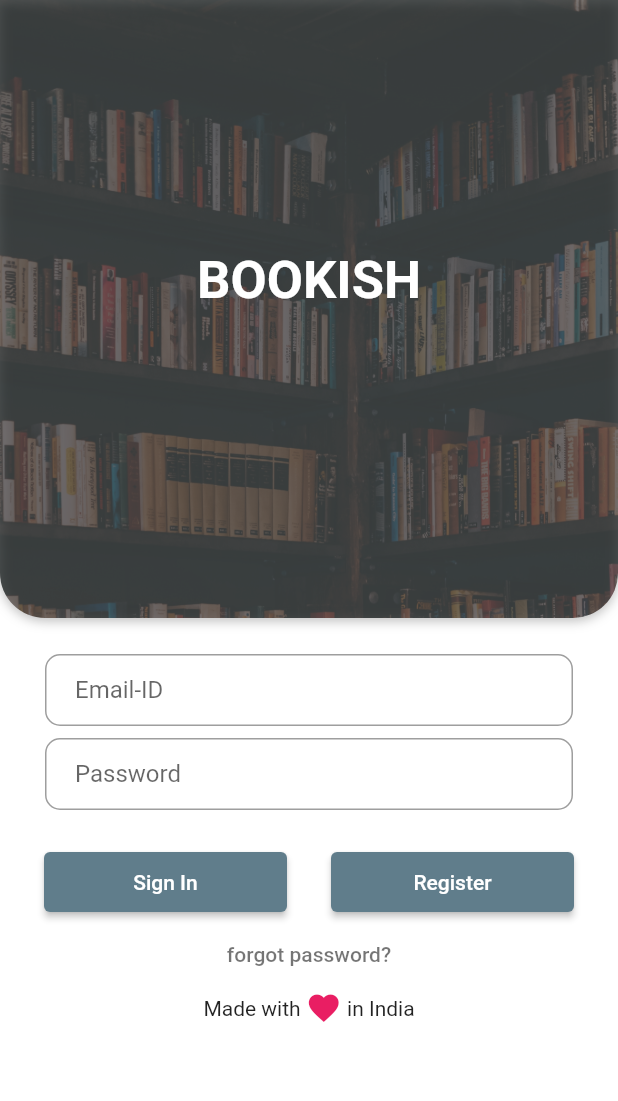
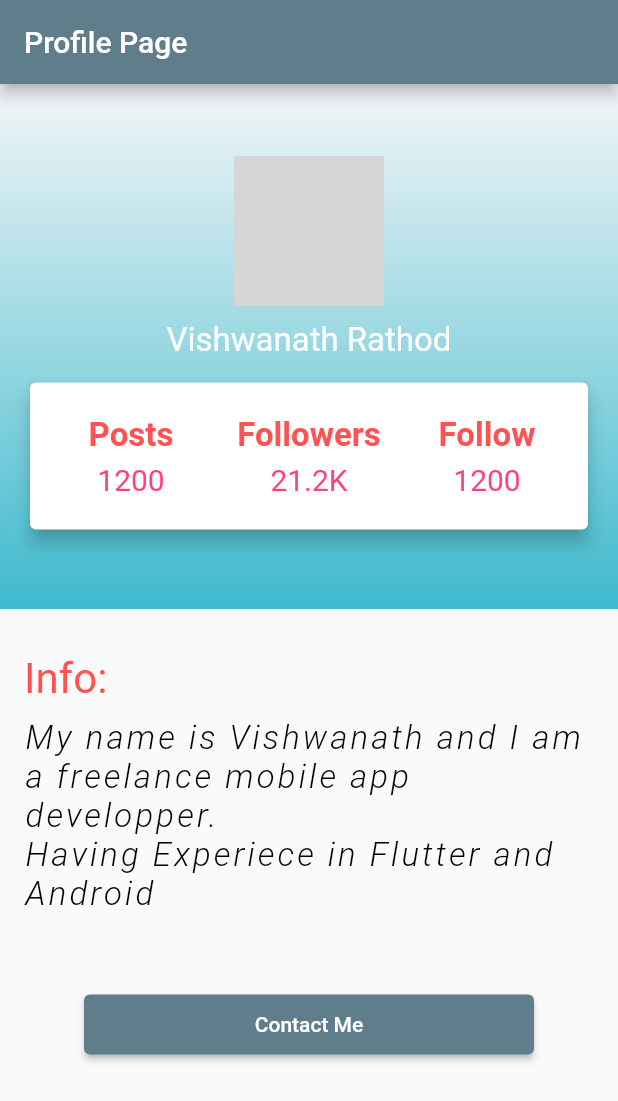
Before and after one commit to rkgoudra/Bookish_2.0_Frontend, a Flutter app: the screen it shows after launch, after a tap on "forgot password?", on a phone screen of 412 x 824 dp. Shown: the top 1101 px of the screen. Run offline on Flutter 3.47's test engine with Material 2 defaults, Android fonts, the phone set to English and light mode, and no system bars; network calls fail; Roboto replaces fonts that are missing (Rubik); grey boxes are pictures that could not be loaded.

Commit message:
added snackbar and profile page

```diff
--- a/bookish/lib/login_page.dart
+++ b/bookish/lib/login_page.dart
@@ -1,3 +1,4 @@
+import 'package:bookish/profile.dart';
 import 'package:bookish/register.dart';
 import 'package:bookish/services/loginService.dart';
 // import 'package:bookish/user_page.dart' show UserPage;
@@ -18,6 +19,7 @@ class _LoginPageState extends State<LoginPage> {
   final _password = GlobalKey<FormFieldState<String>>();
   final TextEditingController _passwordController = new TextEditingController();
   final TextEditingController _emailController = new TextEditingController();
+
   @override
   Widget build(BuildContext context) {
     final imageboxed = Hero(
@@ -132,12 +134,25 @@ class _LoginPageState extends State<LoginPage> {
                   _passwordController.text.isNotEmpty) {
                 //check if form data are valid,
                 // your process task ahed if all data are valid
+
                 setState(() {
                   getUser(
                       _emailController.text, _passwordController.text, context);
 
                   // Navigator.of(context).pushNamed(UserPage.tag);
                 });
+              } else {
+                final snackBar = SnackBar(
+                  content: const Text('Please Enter User Name and Password'),
+                  backgroundColor: Colors.blueGrey,
+                  elevation: 10,
+                  behavior: SnackBarBehavior.floating,
+                  margin: EdgeInsets.all(10),
+                );
+
+                // Find the ScaffoldMessenger in the widget tree
+                // and use it to show a SnackBar.
+                ScaffoldMessenger.of(context).showSnackBar(snackBar);
               }
             },
             child: Text("Sign In"),
@@ -163,7 +178,12 @@ class _LoginPageState extends State<LoginPage> {
       ),
     );
     final forgotLabel = TextButton(
-        onPressed: () {},
+        onPressed: () {
+          Navigator.push(
+            context,
+            MaterialPageRoute(builder: (context) => ProfileApp()),
+          );
+        },
         child: Text(
           'forgot password?',
           style: TextStyle(color: Colors.black54),
--- a/bookish/lib/main.dart
+++ b/bookish/lib/main.dart
@@ -18,7 +18,7 @@ class MyApp extends StatelessWidget {
       title: 'Bookish',
       debugShowCheckedModeBanner: false,
       theme: ThemeData(
-        accentColor: Color(0xFFF3F5F7),
+        secondaryHeaderColor: Color(0xFFF3F5F7),
         primaryColor: Color(0xFF3EBACE),
       ),
       home: LoginPage(),
--- /dev/null
+++ b/bookish/lib/profile.dart
@@ -0,0 +1,190 @@
+import 'package:flutter/material.dart';
+
+class ProfileApp extends StatelessWidget {
+  @override
+  Widget build(BuildContext context) {
+    return MaterialApp(
+      debugShowCheckedModeBanner: false,
+      home: Scaffold(
+        appBar: AppBar(
+          title: Text("Profile Page"),
+          backgroundColor: Colors.blueGrey,
+        ),
+        body: Column(
+          children: [
+            Container(
+                decoration: BoxDecoration(
+                    gradient: LinearGradient(
+                        begin: Alignment.topCenter,
+                        end: Alignment.bottomCenter,
+                        colors: [Color(0xFFF3F5F7), Color(0xFF3EBACE)])),
+                child: Container(
+                  width: double.infinity,
+                  height: 350.0,
+                  child: Center(
+                    child: Column(
+                      crossAxisAlignment: CrossAxisAlignment.center,
+                      mainAxisAlignment: MainAxisAlignment.center,
+                      children: [
+                        CircleAvatar(
+                          backgroundImage: NetworkImage(
+                            "https://avatars.githubusercontent.com/u/26497364?v=4",
+                          ),
+                          radius: 50.0,
+                        ),
+                        SizedBox(
+                          height: 10.0,
+                        ),
+                        Text(
+                          "Vishwanath Rathod",
+                          style: TextStyle(
+                            fontSize: 22.0,
+                            color: Colors.white,
+                          ),
+                        ),
+                        SizedBox(
+                          height: 10.0,
+                        ),
+                        Card(
+                          margin: EdgeInsets.symmetric(
+                              horizontal: 20.0, vertical: 5.0),
+                          clipBehavior: Clip.antiAlias,
+                          color: Colors.white,
+                          elevation: 5.0,
+                          child: Padding(
+                            padding: const EdgeInsets.symmetric(
+                                horizontal: 8.0, vertical: 22.0),
+                            child: Row(
+                              children: [
+                                Expanded(
+                                  child: Column(
+                                    children: [
+                                      Text(
+                                        "Posts",
+                                        style: TextStyle(
+                                          color: Colors.redAccent,
+                                          fontSize: 22.0,
+                                          fontWeight: FontWeight.bold,
+                                        ),
+                                      ),
+                                      SizedBox(
+                                        height: 5.0,
+                                      ),
+                                      Text(
+                                        "1200",
+                                        style: TextStyle(
+                                          fontSize: 20.0,
+                                          color: Colors.pinkAccent,
+                                        ),
+                                      )
+                                    ],
+                                  ),
+                                ),
+                                Expanded(
+                                  child: Column(
+                                    children: [
+                                      Text(
+                                        "Followers",
+                                        style: TextStyle(
+                                          color: Colors.redAccent,
+                                          fontSize: 22.0,
+                                          fontWeight: FontWeight.bold,
+                                        ),
+                                      ),
+                                      SizedBox(
+                                        height: 5.0,
+                                      ),
+                                      Text(
+                                        "21.2K",
+                                        style: TextStyle(
+                                          fontSize: 20.0,
+                                          color: Colors.pinkAccent,
+                                        ),
+                                      )
+                                    ],
+                                  ),
+                                ),
+                                Expanded(
+                                  child: Column(
+                                    children: [
+                                      Text(
+                                        "Follow",
+                                        style: TextStyle(
+                                          color: Colors.redAccent,
+                                          fontSize: 22.0,
+                                          fontWeight: FontWeight.bold,
+                                        ),
+                                      ),
+                                      SizedBox(
+                                        height: 5.0,
+                                      ),
+                                      Text(
+                                        "1200",
+                                        style: TextStyle(
+                                          fontSize: 20.0,
+                                          color: Colors.pinkAccent,
+                                        ),
+                                      )
+                                    ],
+                                  ),
+                                ),
+                              ],
+                            ),
+                          ),
+                        )
+                      ],
+                    ),
+                  ),
+                )),
+            Container(
+              child: Padding(
+                padding: const EdgeInsets.symmetric(
+                    vertical: 30.0, horizontal: 16.0),
+                child: Column(
+                  mainAxisAlignment: MainAxisAlignment.center,
+                  crossAxisAlignment: CrossAxisAlignment.start,
+                  children: [
+                    Text(
+                      "Info:",
+                      style: TextStyle(
+                          color: Colors.redAccent,
+                          fontStyle: FontStyle.normal,
+                          fontSize: 28.0),
+                    ),
+                    SizedBox(
+                      height: 10.0,
+                    ),
+                    Text(
+                      'My name is Vishwanath and I am  a freelance mobile app developper.\n'
+                      'Having Experiece in Flutter and Android',
+                      style: TextStyle(
+                        fontSize: 22.0,
+                        fontStyle: FontStyle.italic,
+                        fontWeight: FontWeight.w300,
+                        color: Colors.black,
+                        letterSpacing: 2.0,
+                      ),
+                    ),
+                  ],
+                ),
+              ),
+            ),
+            SizedBox(
+              height: 20.0,
+            ),
+            Container(
+                width: 300.00,
+                child: ElevatedButton(
+                  onPressed: () {},
+                  child: Text("Contact Me"),
+                  style: ElevatedButton.styleFrom(
+                      fixedSize:
+                          Size(MediaQuery.of(context).size.width - 250.0, 40.0),
+                      primary: Colors.blueGrey),
+                )),
+          ],
+        ),
+      ),
+    );
+  }
+}
--- a/bookish/lib/register.dart
+++ b/bookish/lib/register.dart
@@ -44,6 +44,7 @@ class _RegisterPageState extends State<RegisterPage> {
       child: Scaffold(
         appBar: AppBar(
           title: Text('Register'),
+          backgroundColor: Colors.blueGrey,
         ),
         body: SingleChildScrollView(
           padding: const EdgeInsets.all(24.0),
@@ -221,7 +222,25 @@ class _RegisterPageState extends State<RegisterPage> {
                                 Expanded(
                                   child: ElevatedButton(
                                     onPressed: () {
-                                      print("Hello world");
+                                      //  print("Hello world");
+                                      _firstNameTextController.clear();
+                                      _lastNameTextController.clear();
+                                      _emailTextController.clear();
+                                      _passwordTextController.clear();
+                                      _phoneNumberTextController.clear();
+                                      final snackBar = SnackBar(
+                                        content:
+                                            const Text('All Data Cleared.'),
+                                        backgroundColor: Colors.blueGrey,
+                                        elevation: 10,
+                                        behavior: SnackBarBehavior.floating,
+                                        margin: EdgeInsets.all(10),
+                                      );
+
+                                      // Find the ScaffoldMessenger in the widget tree
+                                      // and use it to show a SnackBar.
+                                      ScaffoldMessenger.of(context)
+                                          .showSnackBar(snackBar);
                                     },
                                     child: Text(
                                       'Clear',
--- a/bookish/lib/services/registerService.dart
+++ b/bookish/lib/services/registerService.dart
@@ -5,7 +5,7 @@ import 'package:bookish/models/registerModel.dart';
 Future<RegisterModel> createUser(String firstName, String lastName,
     String email, String password, String phoneNumber) async {
   final response = await http
-      .get(Uri.parse('http://localhost:8080/bookish/login/createUser'));
+      .put(Uri.parse('http://localhost:8080/bookish/login/createUser'));
 
   if (response.statusCode == 200) {
     // If the server did return a 200 OK response,
--- a/bookish/pubspec.yaml
+++ b/bookish/pubspec.yaml
@@ -13,10 +13,12 @@ dependencies:
   http: ^0.13.3
 
 
+
   # The following adds the Cupertino Icons font to your application.
   # Use with the CupertinoIcons class for iOS style icons.
   cupertino_icons: ^1.0.2
   font_awesome_flutter: ^8.5.0
+
 
 dev_dependencies:
   flutter_test:
```
Also changed, not shown: bookish/pubspec.lock.
